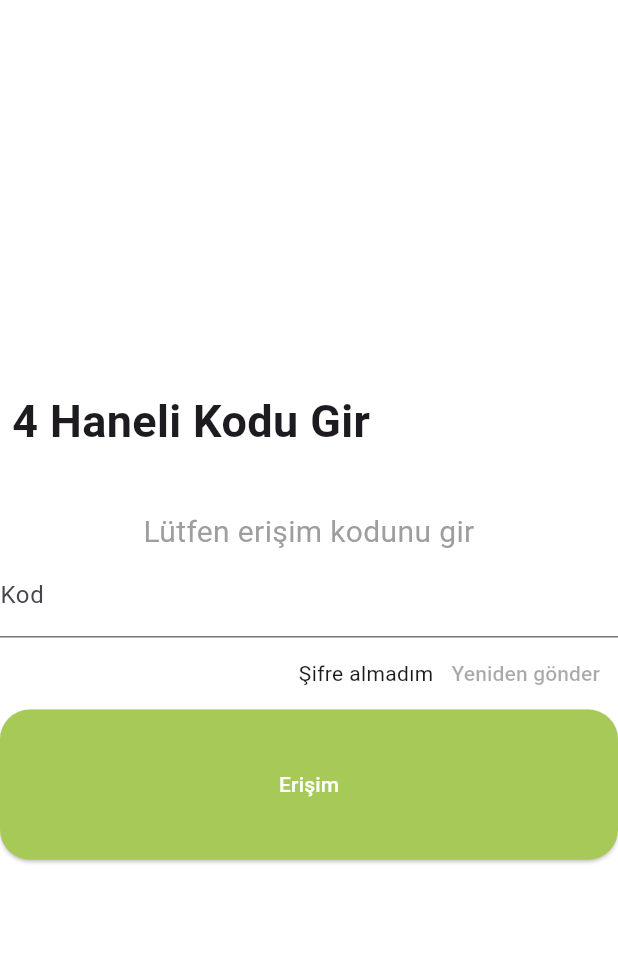
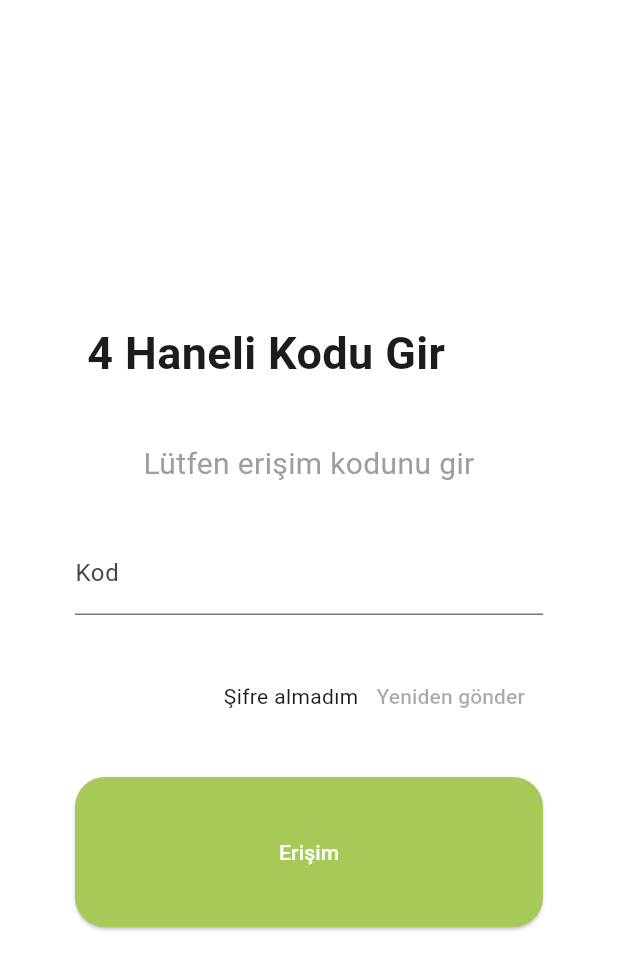
Before and after one commit to 1lyasm/torun, a Flutter app: the screen it shows after launch, after a tap on "Devam Et", on a phone screen of 412 x 824 dp. Shown: the top 970 px of the screen. Run offline on Flutter 3.47's test engine with Material 3 defaults, Android fonts, the phone set to English and light mode, and no system bars; our stand-ins replace camera.

Commit message:
Style verification page

```diff
--- a/torun/lib/main.dart
+++ b/torun/lib/main.dart
@@ -366,7 +366,9 @@ class verificationPageState extends State {
   Widget build(BuildContext context) {
     return Scaffold(
       backgroundColor: Colors.white,
-      body: Center(
+      body: Padding(
+        padding: const EdgeInsets.only(left: 50, right: 50),
+        child: Center(
           child: Column(
             mainAxisAlignment: MainAxisAlignment.center,
             children: [
@@ -389,6 +391,7 @@ class verificationPageState extends State {
                 textAlign: TextAlign.center,
                 style: TextStyle(color: Colors.grey, fontSize: 20),
               ),
+              const SizedBox(height: 30),
               TextField(
                 onChanged: (value) {
                   setState(() {
@@ -399,6 +402,7 @@ class verificationPageState extends State {
                   labelText: 'Kod',
                 ),
               ),
+              const SizedBox(height: 30),
               const Row(
                 mainAxisAlignment: MainAxisAlignment.end,
                 children: [
@@ -406,6 +410,7 @@ class verificationPageState extends State {
                   TextButton(onPressed: null, child: Text('Yeniden gönder'))
                 ],
               ),
+              const SizedBox(height: 30,),
               Row(
                 children: [
                   Expanded(
@@ -431,6 +436,7 @@ class verificationPageState extends State {
                 ],
               ),
             ],
+          ),
         ),
       ),
     );
```
Lines whose indentation alone changed are shown as unchanged.
